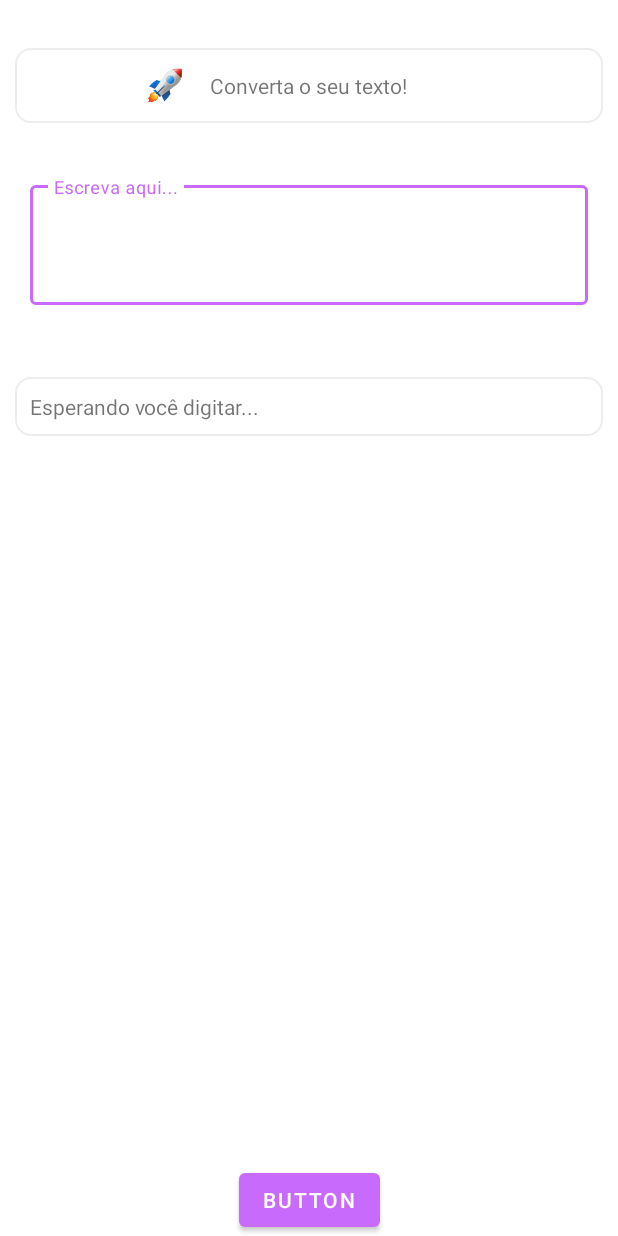
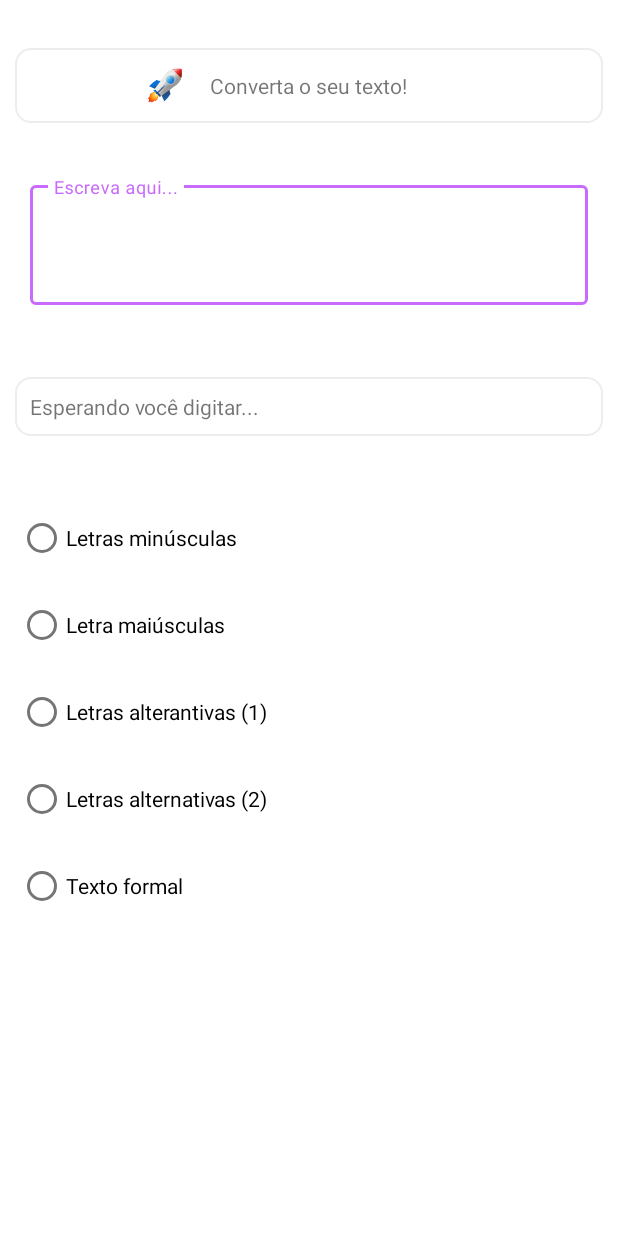
Before and after one commit to GustavoHenriqueDK/text-case-conversion, an Android app: the screen it shows after launch (MainActivity), on a phone screen of 412 x 824 dp. Run offline under Robolectric (Android 15) with nearby library versions, the phone set to English and light mode, and no system bars.

Commit message:
- changing textView in real time with textChangedListener; - changing textView between lowercase and uppercase; - radio button added again;

```diff
--- a/app/src/main/res/layout/activity_main.xml
+++ b/app/src/main/res/layout/activity_main.xml
@@ -114,14 +114,56 @@
 
     </ScrollView>
 
-    <Button
-        android:id="@+id/button"
+    <RadioGroup
+        android:id="@+id/radioGroup"
         android:layout_width="wrap_content"
         android:layout_height="wrap_content"
-        android:text="Button"
         app:layout_constraintBottom_toBottomOf="parent"
         app:layout_constraintEnd_toEndOf="parent"
+        app:layout_constraintHorizontal_bias="0.05"
         app:layout_constraintStart_toStartOf="parent"
-        app:layout_constraintTop_toBottomOf="@+id/constraintLayoutText" />
+        app:layout_constraintTop_toBottomOf="@+id/scrollView"
+        app:layout_constraintVertical_bias="0.18">
+
+        <RadioButton
+            android:id="@+id/radioButtonLowerCase"
+            android:layout_width="match_parent"
+            android:layout_height="wrap_content"
+            android:layout_marginBottom="10dp"
+            android:onClick="onRadioButtonClicked"
+            android:text="@string/radio_button_lowercase" />
+
+        <RadioButton
+            android:id="@+id/radioButtonUpperCase"
+            android:layout_width="match_parent"
+            android:layout_height="wrap_content"
+            android:layout_marginBottom="10dp"
+            android:onClick="onRadioButtonClicked"
+            android:text="@string/radio_button_uppercase" />
+
+        <RadioButton
+            android:id="@+id/radioButtonAlternativeCase"
+            android:layout_width="match_parent"
+            android:layout_height="wrap_content"
+            android:layout_marginBottom="10dp"
+            android:onClick="onRadioButtonClicked"
+            android:text="@string/radio_button_alternative_case_1" />
+
+        <RadioButton
+            android:id="@+id/radioButtonAlternativeCase2"
+            android:layout_width="match_parent"
+            android:layout_height="wrap_content"
+            android:layout_marginBottom="10dp"
+            android:onClick="onRadioButtonClicked"
+            android:text="@string/radio_button_alternative_case_2" />
+
+        <RadioButton
+            android:id="@+id/radioButtonFormalText"
+            android:layout_width="match_parent"
+            android:layout_height="wrap_content"
+            android:layout_marginBottom="10dp"
+            android:onClick="onRadioButtonClicked"
+            android:text="@string/radio_button_formal_text" />
+    </RadioGroup>
 
 </androidx.constraintlayout.widget.ConstraintLayout>
```
Also changed, not shown: app/src/main/java/com/example/textcaseconversion/MainActivity.kt (+57 -5 lines).
